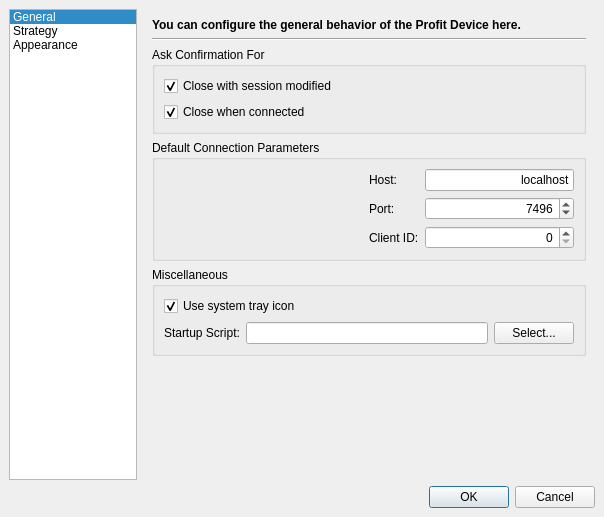
This is profit/widgets/ui_settingsdialog.ui in hpsilva/profitpy as Qt 5 draws it before an edit. The edited form follows.
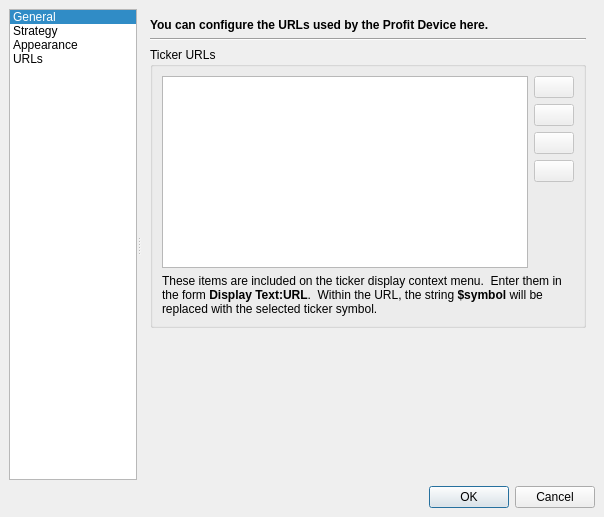
This is the edited form. The open tabs and pages were chosen to show the change. Icons and pictures are not drawn.

Commit message: Support for user-configured ticker urls.

```diff
--- a/profit/widgets/ui_settingsdialog.ui
+++ b/profit/widgets/ui_settingsdialog.ui
@@ -23,14 +23,10 @@
     <number>6</number>
    </property>
    <item>
-    <layout class="QHBoxLayout" >
-     <property name="margin" >
-      <number>0</number>
+    <widget class="QSplitter" name="splitter" >
+     <property name="orientation" >
+      <enum>Qt::Horizontal</enum>
      </property>
-     <property name="spacing" >
-      <number>6</number>
-     </property>
-     <item>
       <widget class="QListWidget" name="sectionList" >
        <property name="sizePolicy" >
         <sizepolicy>
@@ -67,6 +63,9 @@
          <height>32</height>
         </size>
        </property>
+      <property name="spacing" >
+       <number>2</number>
+      </property>
        <property name="viewMode" >
         <enum>QListView::ListMode</enum>
        </property>
@@ -97,9 +96,15 @@
          <iconset resource="profit.qrc" >:/images/icons/looknfeel.png</iconset>
         </property>
        </item>
-      </widget>
-     </item>
      <item>
+       <property name="text" >
+        <string>URLs</string>
+       </property>
+       <property name="icon" >
+        <iconset resource="profit.qrc" >:/images/icons/www.png</iconset>
+       </property>
+      </item>
+     </widget>
       <widget class="QStackedWidget" name="sectionStack" >
        <property name="currentIndex" >
         <number>0</number>
@@ -134,6 +139,9 @@
            <property name="title" >
             <string>Ask Confirmation For</string>
            </property>
+          <property name="flat" >
+           <bool>true</bool>
+          </property>
            <layout class="QVBoxLayout" >
             <property name="margin" >
              <number>9</number>
@@ -169,6 +177,9 @@
            <property name="title" >
             <string>Default Connection Parameters</string>
            </property>
+          <property name="flat" >
+           <bool>true</bool>
+          </property>
            <layout class="QHBoxLayout" >
             <property name="margin" >
              <number>9</number>
@@ -261,6 +272,9 @@
            <property name="title" >
             <string>Miscellaneous</string>
            </property>
+          <property name="flat" >
+           <bool>true</bool>
+          </property>
            <layout class="QVBoxLayout" >
             <property name="margin" >
              <number>9</number>
@@ -639,9 +653,177 @@
          </item>
         </layout>
        </widget>
-      </widget>
-     </item>
-    </layout>
+      <widget class="QWidget" name="urlsPage" >
+       <layout class="QVBoxLayout" >
+        <property name="margin" >
+         <number>9</number>
+        </property>
+        <property name="spacing" >
+         <number>6</number>
+        </property>
+        <item>
+         <widget class="QLabel" name="label" >
+          <property name="text" >
+           <string>&lt;html>&lt;head>&lt;meta name="qrichtext" content="1" />&lt;style type="text/css">
+p, li { white-space: pre-wrap; }
+&lt;/style>&lt;/head>&lt;body style=" font-family:'Sans Serif'; font-size:9pt; font-weight:400; font-style:normal; text-decoration:none;">
+&lt;p style=" margin-top:0px; margin-bottom:0px; margin-left:0px; margin-right:0px; -qt-block-indent:0; text-indent:0px;">&lt;span style=" font-weight:600;">You can configure the URLs used by the Profit Device here.&lt;/span>&lt;/p>&lt;/body>&lt;/html></string>
+          </property>
+         </widget>
+        </item>
+        <item>
+         <widget class="Line" name="line" >
+          <property name="orientation" >
+           <enum>Qt::Horizontal</enum>
+          </property>
+         </widget>
+        </item>
+        <item>
+         <widget class="QGroupBox" name="groupBox" >
+          <property name="title" >
+           <string>Ticker URLs</string>
+          </property>
+          <property name="flat" >
+           <bool>true</bool>
+          </property>
+          <layout class="QVBoxLayout" >
+           <property name="margin" >
+            <number>9</number>
+           </property>
+           <property name="spacing" >
+            <number>6</number>
+           </property>
+           <item>
+            <layout class="QHBoxLayout" >
+             <property name="margin" >
+              <number>0</number>
+             </property>
+             <property name="spacing" >
+              <number>6</number>
+             </property>
+             <item>
+              <widget class="QListWidget" name="tickerUrls" >
+               <property name="editTriggers" >
+                <set>QAbstractItemView::DoubleClicked|QAbstractItemView::EditKeyPressed|QAbstractItemView::NoEditTriggers</set>
+               </property>
+               <property name="alternatingRowColors" >
+                <bool>true</bool>
+               </property>
+               <property name="spacing" >
+                <number>1</number>
+               </property>
+              </widget>
+             </item>
+             <item>
+              <layout class="QVBoxLayout" >
+               <property name="margin" >
+                <number>0</number>
+               </property>
+               <property name="spacing" >
+                <number>6</number>
+               </property>
+               <item>
+                <widget class="QPushButton" name="tickerUrlAdd" >
+                 <property name="enabled" >
+                  <bool>false</bool>
+                 </property>
+                 <property name="text" >
+                  <string/>
+                 </property>
+                 <property name="icon" >
+                  <iconset resource="profit.qrc" >:/images/icons/edit_add.png</iconset>
+                 </property>
+                </widget>
+               </item>
+               <item>
+                <widget class="QPushButton" name="tickerUrlRemove" >
+                 <property name="enabled" >
+                  <bool>false</bool>
+                 </property>
+                 <property name="text" >
+                  <string/>
+                 </property>
+                 <property name="icon" >
+                  <iconset resource="profit.qrc" >:/images/icons/edit_remove.png</iconset>
+                 </property>
+                </widget>
+               </item>
+               <item>
+                <widget class="QPushButton" name="tickerUrlUp" >
+                 <property name="enabled" >
+                  <bool>false</bool>
+                 </property>
+                 <property name="text" >
+                  <string/>
+                 </property>
+                 <property name="icon" >
+                  <iconset resource="profit.qrc" >:/images/icons/up.png</iconset>
+                 </property>
+                </widget>
+               </item>
+               <item>
+                <widget class="QPushButton" name="tickerUrlDown" >
+                 <property name="enabled" >
+                  <bool>false</bool>
+                 </property>
+                 <property name="text" >
+                  <string/>
+                 </property>
+                 <property name="icon" >
+                  <iconset resource="profit.qrc" >:/images/icons/down.png</iconset>
+                 </property>
+                </widget>
+               </item>
+               <item>
+                <spacer>
+                 <property name="orientation" >
+                  <enum>Qt::Vertical</enum>
+                 </property>
+                 <property name="sizeHint" >
+                  <size>
+                   <width>20</width>
+                   <height>40</height>
+                  </size>
+                 </property>
+                </spacer>
+               </item>
+              </layout>
+             </item>
+            </layout>
+           </item>
+           <item>
+            <widget class="QLabel" name="label" >
+             <property name="text" >
+              <string>&lt;html>&lt;head>&lt;meta name="qrichtext" content="1" />&lt;style type="text/css">
+p, li { white-space: pre-wrap; }
+&lt;/style>&lt;/head>&lt;body style=" font-family:'Sans Serif'; font-size:9pt; font-weight:400; font-style:normal; text-decoration:none;">
+&lt;p style=" margin-top:0px; margin-bottom:0px; margin-left:0px; margin-right:0px; -qt-block-indent:0; text-indent:0px;">These items are included on the ticker display context menu.  Enter them in the form &lt;span style=" font-weight:600;">Display Text:URL&lt;/span>.  Within the URL, the string &lt;span style=" font-weight:600;">$symbol&lt;/span> will be replaced with the selected ticker symbol.&lt;/p>&lt;/body>&lt;/html></string>
+             </property>
+             <property name="wordWrap" >
+              <bool>true</bool>
+             </property>
+            </widget>
+           </item>
+          </layout>
+         </widget>
+        </item>
+        <item>
+         <spacer>
+          <property name="orientation" >
+           <enum>Qt::Vertical</enum>
+          </property>
+          <property name="sizeHint" >
+           <size>
+            <width>20</width>
+            <height>16</height>
+           </size>
+          </property>
+         </spacer>
+        </item>
+       </layout>
+      </widget>
+     </widget>
+    </widget>
    </item>
    <item>
     <widget class="QDialogButtonBox" name="buttonBox" >
```
Left out of the diff: 81 changed lines with no effect on the pictures. Lines whose indentation alone changed are shown as unchanged. The commit also changes 10 other files.
